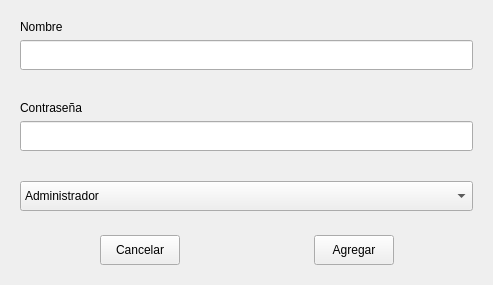
Qt form ui/agregarUsuario.ui (LeandroMuzalski1843/Final_Practicas_II) before a commit.
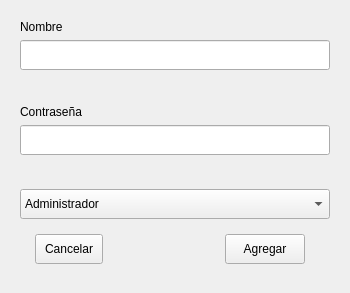
The same form after that commit.

```diff
--- a/ui/agregarUsuario.ui
+++ b/ui/agregarUsuario.ui
@@ -6,8 +6,8 @@
    <rect>
     <x>0</x>
     <y>0</y>
-    <width>493</width>
-    <height>285</height>
+    <width>350</width>
+    <height>293</height>
    </rect>
   </property>
   <property name="windowTitle">
@@ -97,9 +97,6 @@
         </item>
        </widget>
       </item>
-     </layout>
-    </widget>
-   </item>
    <item>
     <widget class="QWidget" name="widget_2" native="true">
      <property name="minimumSize">
@@ -201,6 +198,9 @@
          </spacer>
         </item>
        </layout>
+         </item>
+        </layout>
+       </widget>
       </item>
      </layout>
     </widget>
```
Lines whose indentation alone changed are shown as unchanged.
